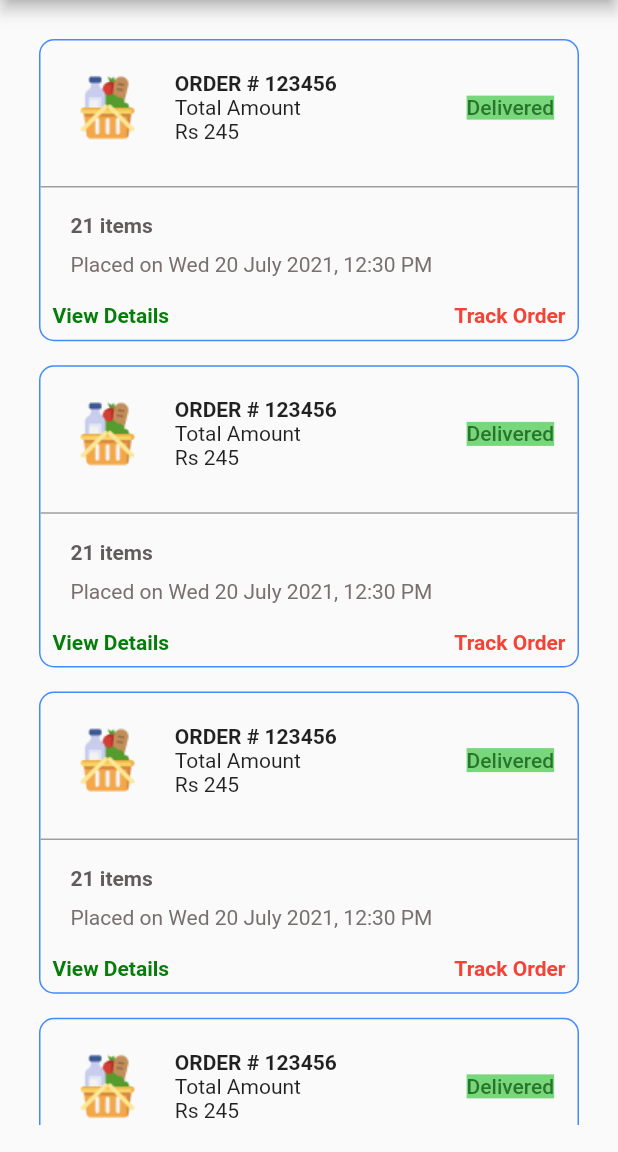
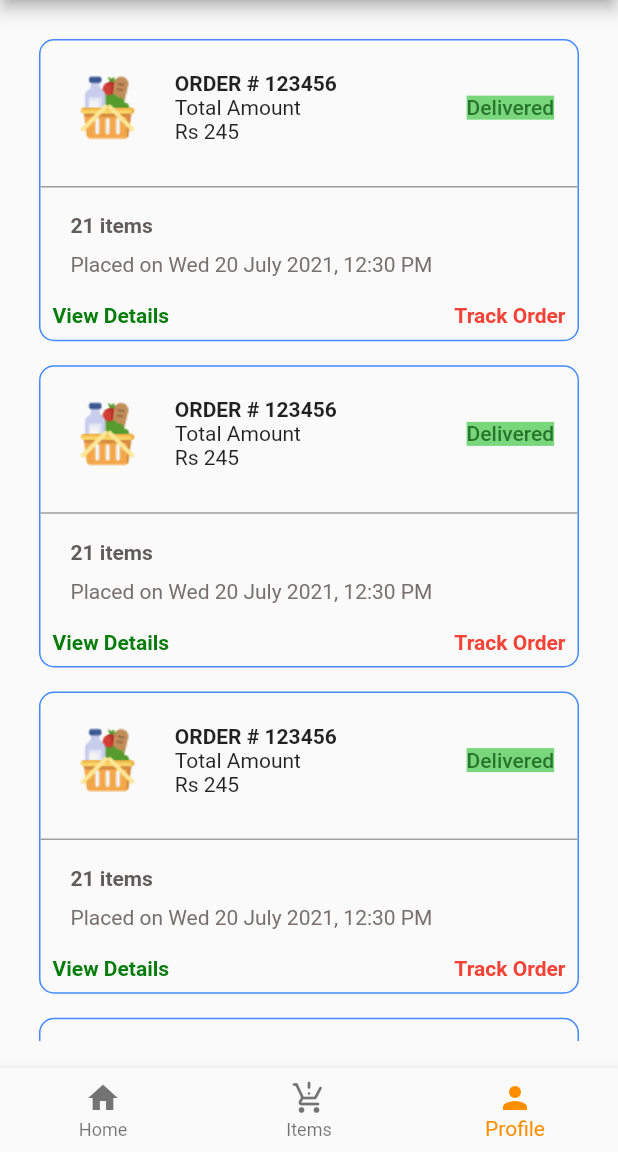
Before and after one commit to Sneha2407/List-Viewbuilder, a Flutter app: the OrdersPage screen opened directly, on a phone screen of 412 x 824 dp, the part 84-1236 px from its top. Run offline on Flutter 3.47's test engine with Material 2 defaults, Android fonts, the phone set to English and light mode, and no system bars.

Commit message:
buttom nav bar

```diff
--- a/lib/items.dart
+++ b/lib/items.dart
@@ -24,7 +24,7 @@ class _ItemsPageState extends State<ItemsPage> {
               Icons.arrow_back_ios,
               color: Colors.black,
             ),
-            onPressed: () {},
+            onPressed: () {Navigator.pop(context);},
           ),
         ),
         body: Padding(
@@ -61,6 +61,7 @@ class _ItemsPageState extends State<ItemsPage> {
                   ]),
                 );
               }),
-        ));
+        )
+        );
   }
 }
--- a/lib/main.dart
+++ b/lib/main.dart
@@ -24,7 +24,7 @@ class MyApp extends StatelessWidget {
         // is not restarted.
         primarySwatch: Colors.blue,
       ),
-      home: const ItemsPage(),
+      home: const OrdersPage(),
     );
   }
 }
@@ -165,6 +165,41 @@ class _OrdersPageState extends State<OrdersPage> {
               );
             }),
       ),
+    bottomNavigationBar: BottomNavigationBar(
+          items: const <BottomNavigationBarItem>[
+            BottomNavigationBarItem(
+              label: 'Home',
+              icon: Icon(Icons.home),
+
+            ),
+            BottomNavigationBarItem(
+              icon: Icon(Icons.production_quantity_limits_rounded),
+              //title: Text('Business'),
+               label: 'Items',
+            ),
+            BottomNavigationBarItem(
+              icon: Icon(Icons.person),
+             // title: Text('School'),
+              label: 'Profile',
+            ),
+          ],
+          currentIndex: 2,
+          selectedItemColor: Colors.amber[800],
+          onTap: (index) {
+            if (index == 1) {
+              Navigator.push(
+                context,
+                MaterialPageRoute(builder: (context) => const ItemsPage()),
+              );
+            }
+            // if (index == 2) {
+            //   Navigator.push(
+            //     context,
+            //     MaterialPageRoute(builder: (context) => const ProfilePage()),
+            //   );
+            // }
+          },
+    )
     );
   }
 }
```
